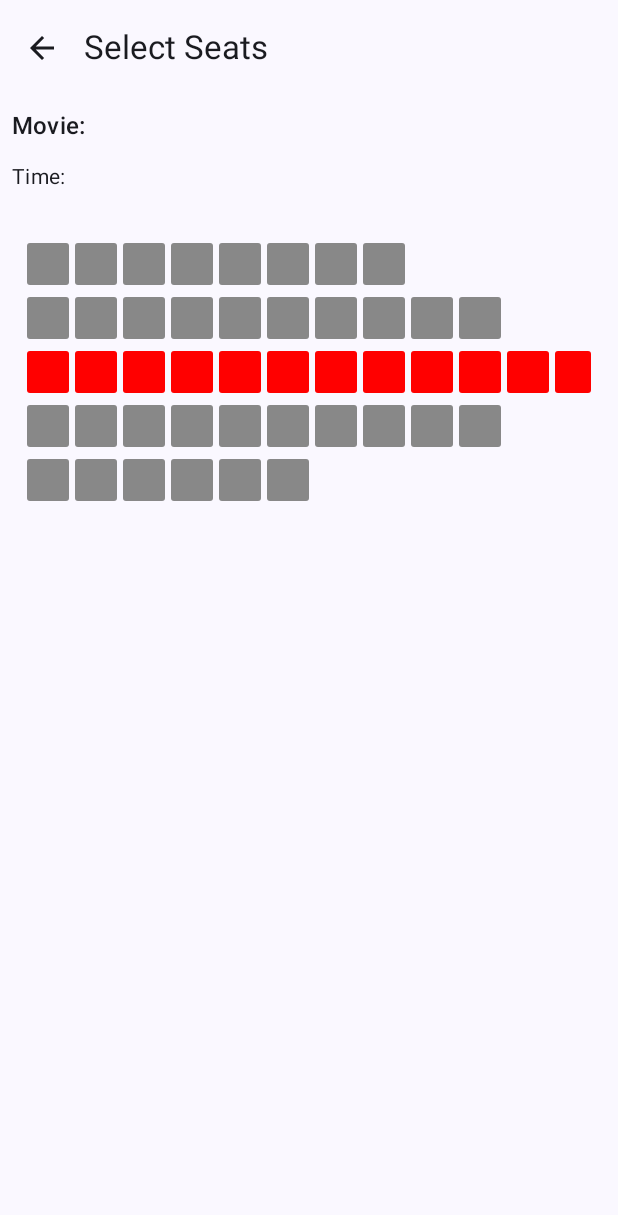
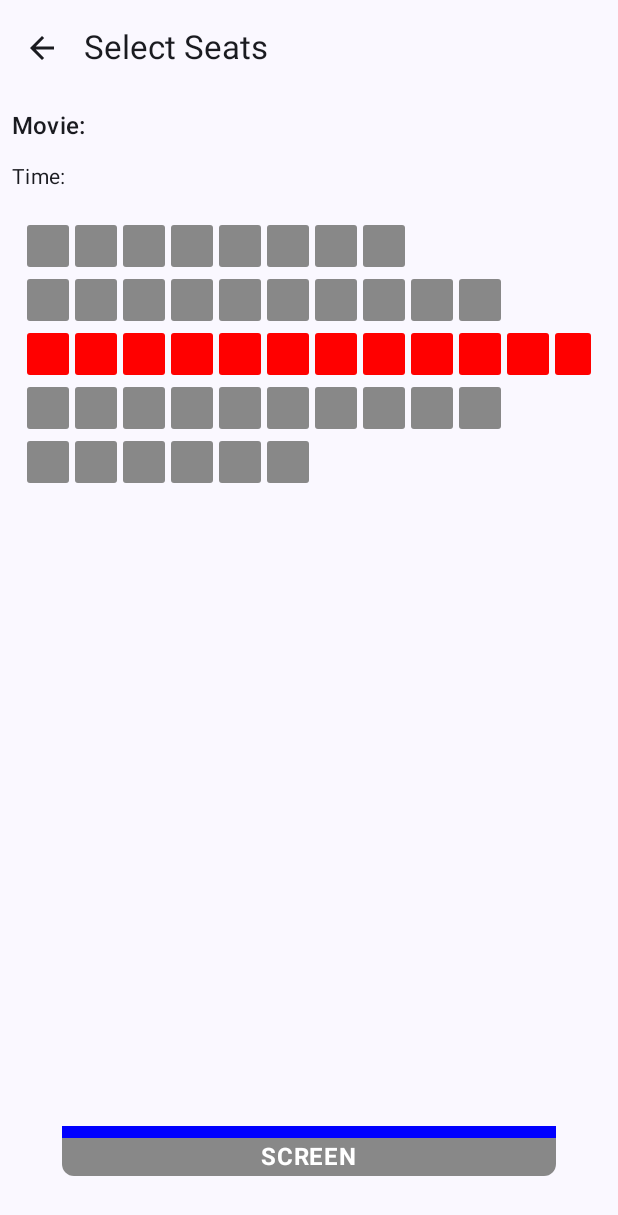
Before and after one commit to gaurav-afk/LookMyShow, an Android app built with Jetpack Compose: the composable HallLayoutScreen called with empty values, on a phone screen of 412 x 824 dp. Shown: the top 1215 px of the screen. Run offline under Robolectric (Android 15) with nearby library versions, the phone set to English and light mode, and no system bars; 1 statement that could not run was skipped.

Commit message:
feat: add BookMyShow-style hall screen

```diff
--- a/app/build.gradle.kts
+++ b/app/build.gradle.kts
@@ -56,6 +56,7 @@ dependencies {
     implementation(libs.googleid)
     implementation(libs.androidx.compose.material.icons.extended)
     implementation(libs.play.services.maps)
+    implementation(libs.androidx.compose.foundation.layout)
     kapt("com.google.dagger:hilt-compiler:2.56.2")
     implementation("androidx.hilt:hilt-navigation-compose:1.2.0")
     implementation("io.coil-kt:coil-compose:2.4.0")
--- /dev/null
+++ b/app/src/main/java/com/towerofapp/lookmyshow/ui/components/HallScreen.kt
@@ -0,0 +1,58 @@
+package com.towerofapp.lookmyshow.ui.components
+
+import android.R.attr.maxWidth
+import androidx.compose.foundation.background
+import androidx.compose.foundation.layout.Box
+import androidx.compose.foundation.layout.BoxWithConstraints
+import androidx.compose.foundation.layout.Spacer
+import androidx.compose.foundation.layout.fillMaxSize
+import androidx.compose.foundation.layout.fillMaxWidth
+import androidx.compose.foundation.layout.height
+import androidx.compose.foundation.layout.padding
+import androidx.compose.foundation.layout.size
+import androidx.compose.foundation.layout.width
+import androidx.compose.foundation.shape.RoundedCornerShape
+import androidx.compose.material3.Text
+import androidx.compose.runtime.Composable
+import androidx.compose.ui.Alignment
+import androidx.compose.ui.Modifier
+import androidx.compose.ui.graphics.Color
+import androidx.compose.ui.text.font.FontWeight
+import androidx.compose.ui.tooling.preview.Preview
+import androidx.compose.ui.unit.dp
+import com.towerofapp.lookmyshow.ui.components.model.HallLayout
+import com.towerofapp.lookmyshow.ui.components.model.Seat
+
+
+@Composable
+fun HallScreen() {
+    BoxWithConstraints(
+        modifier = Modifier.fillMaxSize()
+    ) {
+        val screenWidth = maxWidth
+
+        Spacer(
+            modifier = Modifier
+                .padding(bottom = 65.dp)
+                .width(screenWidth * 0.8f) // 80% of screen width
+                .height(8.dp)
+                .background(Color.Blue)
+                .align(Alignment.BottomCenter),
+        )
+        Box(
+            modifier = Modifier
+                .padding(bottom = 40.dp)
+                .width(screenWidth * 0.8f) // 80% of screen width
+                .height(25.dp)
+                .background(Color.Gray, shape = RoundedCornerShape(bottomEnd = 8.dp, bottomStart = 8.dp))
+                .align(Alignment.BottomCenter),
+            contentAlignment = Alignment.Center
+        ) {
+            Text(
+                text = "SCREEN",
+                color = Color.White,
+                fontWeight = FontWeight.Bold
+            )
+        }
+    }
+}
--- a/app/src/main/java/com/towerofapp/lookmyshow/ui/view/home/HallLayoutScreen.kt
+++ b/app/src/main/java/com/towerofapp/lookmyshow/ui/view/home/HallLayoutScreen.kt
@@ -2,6 +2,7 @@ package com.towerofapp.lookmyshow.ui.view.home
 
 import android.text.Layout
 import androidx.compose.foundation.layout.*
+import androidx.compose.foundation.magnifier
 import androidx.compose.material.icons.Icons
 import androidx.compose.material.icons.filled.ArrowBack
 import androidx.compose.material3.*
@@ -11,11 +12,13 @@ import androidx.compose.ui.text.style.LineHeightStyle
 import androidx.compose.ui.unit.dp
 import androidx.navigation.NavController
 import com.towerofapp.lookmyshow.ui.components.HallLayoutView
+import com.towerofapp.lookmyshow.ui.components.HallScreen
 import com.towerofapp.lookmyshow.ui.components.model.HallLayout
 import com.towerofapp.lookmyshow.ui.components.model.Seat
 import com.towerofapp.lookmyshow.ui.components.model.SeatStatus
 import com.towerofapp.lookmyshow.ui.components.model.SeatType
 import java.net.URLDecoder
+
 
 @OptIn(ExperimentalMaterial3Api::class)
 @Composable
@@ -74,7 +77,7 @@ fun HallLayoutScreen(
                 modifier = Modifier.padding(horizontal = 8.dp, vertical = 4.dp)
             )
 
-            Spacer(modifier = Modifier.height(12.dp))
+
 
             HallLayoutView(
                 hallLayout = hallLayout,
@@ -86,7 +89,9 @@ fun HallLayoutScreen(
                 println("Selected seat: ${selectedSeat.row}${selectedSeat.number}")
             }
 
+            Spacer(modifier = Modifier.height(12.dp))
 
+            HallScreen()
         }
     }
 }
--- a/gradle/libs.versions.toml
+++ b/gradle/libs.versions.toml
@@ -15,6 +15,7 @@ credentialsPlayServicesAuth = "1.5.0"
 googleid = "1.1.1"
 materialIconsExtended = "1.4.0"
 playServicesMaps = "19.2.0"
+foundationLayout = "1.9.2"
 
 [libraries]
 androidx-core-ktx = { group = "androidx.core", name = "core-ktx", version.ref = "coreKtx" }
@@ -37,6 +38,7 @@ androidx-credentials-play-services-auth = { group = "androidx.credentials", name
 googleid = { group = "com.google.android.libraries.identity.googleid", name = "googleid", version.ref = "googleid" }
 androidx-compose-material-icons-extended = { group = "androidx.compose.material", name = "material-icons-extended", version.ref = "materialIconsExtended" }
 play-services-maps = { group = "com.google.android.gms", name = "play-services-maps", version.ref = "playServicesMaps" }
+androidx-compose-foundation-layout = { group = "androidx.compose.foundation", name = "foundation-layout", version.ref = "foundationLayout" }
 
 [plugins]
 android-application = { id = "com.android.application", version.ref = "agp" }
```
